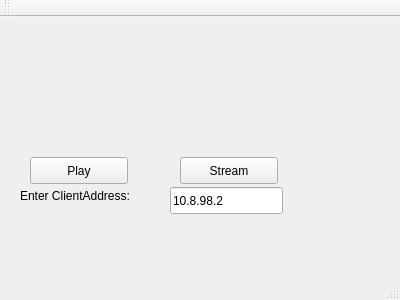
Before: the Qt Designer form mainwindow.ui in lasitha1991/VLC-Security-IP-Solution, drawn with Qt 5.
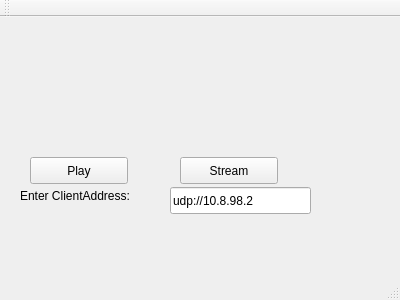
After: the same form once the commit is applied.

Patch:
```diff
--- a/mainwindow.ui
+++ b/mainwindow.ui
@@ -55,12 +55,12 @@
      <rect>
       <x>170</x>
       <y>170</y>
-      <width>113</width>
+      <width>141</width>
       <height>27</height>
      </rect>
     </property>
     <property name="text">
-     <string>10.8.98.2</string>
+     <string>udp://10.8.98.2</string>
     </property>
    </widget>
    <widget class="QLabel" name="labelClientAddr">
```
